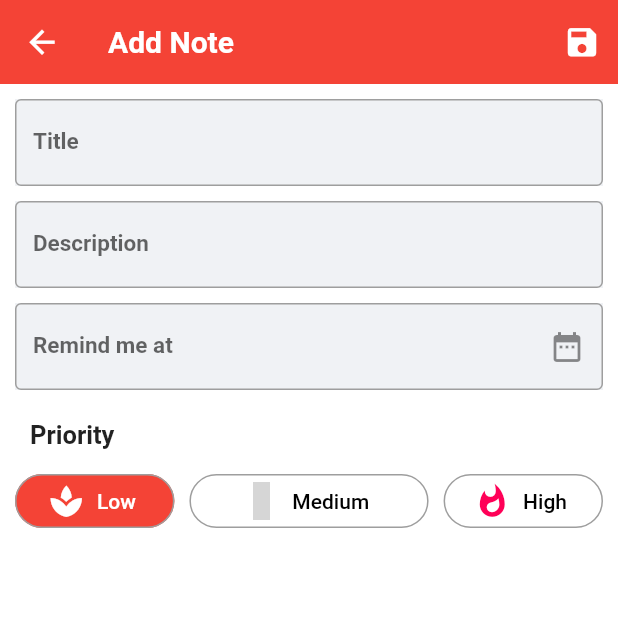
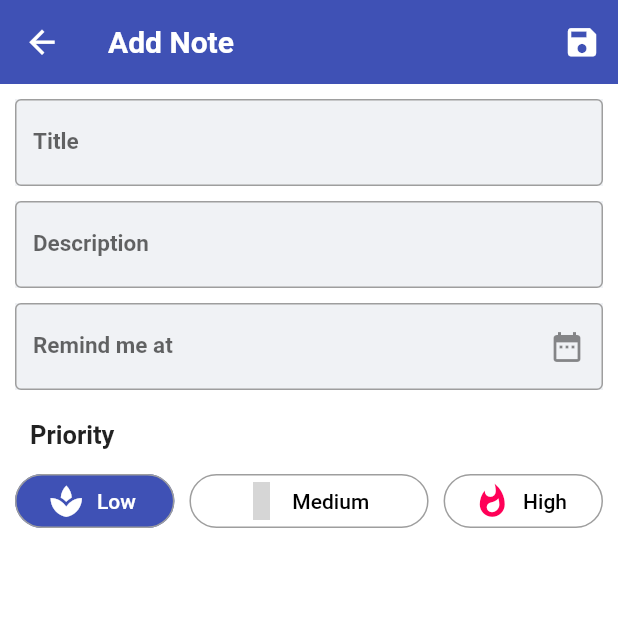
Before and after one commit to JosephJasin/todo, a Flutter app: the screen it shows after launch, after a tap on the "add" icon, on a phone screen of 412 x 824 dp, the top half of it. Run offline on Flutter 3.47's test engine with Material 2 defaults, Android fonts, the phone set to English and light mode, and no system bars; our stand-ins replace file_picker, flutter_local_notifications, material_design_icons_flutter, permission_handler, share, shared_preferences and 1 more; accounts and stored records are empty; grey boxes are pictures that could not be loaded.

Commit message:
Add new colors

```diff
--- a/lib/main.dart
+++ b/lib/main.dart
@@ -19,7 +19,7 @@ void main() async {
   try {
     color = Color(prefs.getInt('color'));
   } catch (e) {
-    color = Colors.red;
+    color = Colors.indigo;
   }
 
   SystemChrome.setEnabledSystemUIOverlays([
```
Also changed, not shown: lib/routes/settingsPage.dart (+5 -2 lines).
